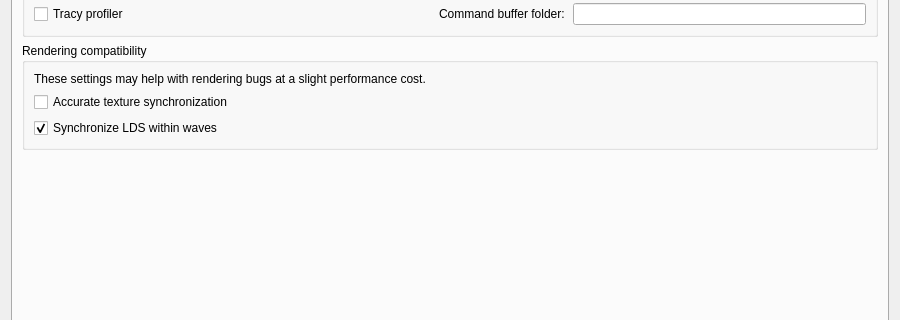
Above: src/launcher/forms/configuration_edit_dialog.ui from ElyFura/KytyPS5 before the change; both pictures show x 0 to 900 and y 180 to 500 of the 900 by 755 pixel window. Below: the same form after it.
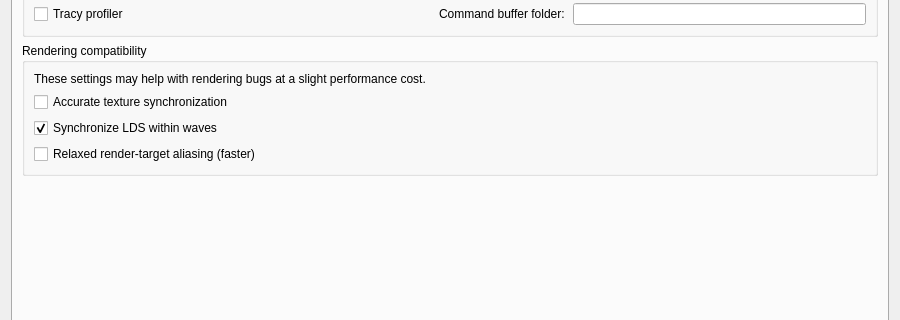
That is the form after the change. The open tabs and pages were chosen to show the change. Custom widgets are drawn as their Qt base class.

Commit message: graphics: optionally keep render targets aliased by compute scratch buffers

What changed in the file:
```diff
--- a/src/launcher/forms/configuration_edit_dialog.ui
+++ b/src/launcher/forms/configuration_edit_dialog.ui
@@ -542,6 +542,14 @@
             <property name="checked"><bool>true</bool></property>
            </widget>
           </item>
+          <item>
+           <widget class="QCheckBox" name="checkBox_relaxed_target_aliasing">
+            <property name="toolTip"><string>Keeps render targets when a compute shader writes a larger or smaller buffer at the same address.
+Large speedup in games that reuse render-target memory as scratch space (NHL 26).
+May cause rendering errors in games that read such writes through the render target.</string></property>
+            <property name="text"><string>Relaxed render-target aliasing (faster)</string></property>
+           </widget>
+          </item>
          </layout>
         </widget>
        </item>
```
The commit also changes 10 other files.
